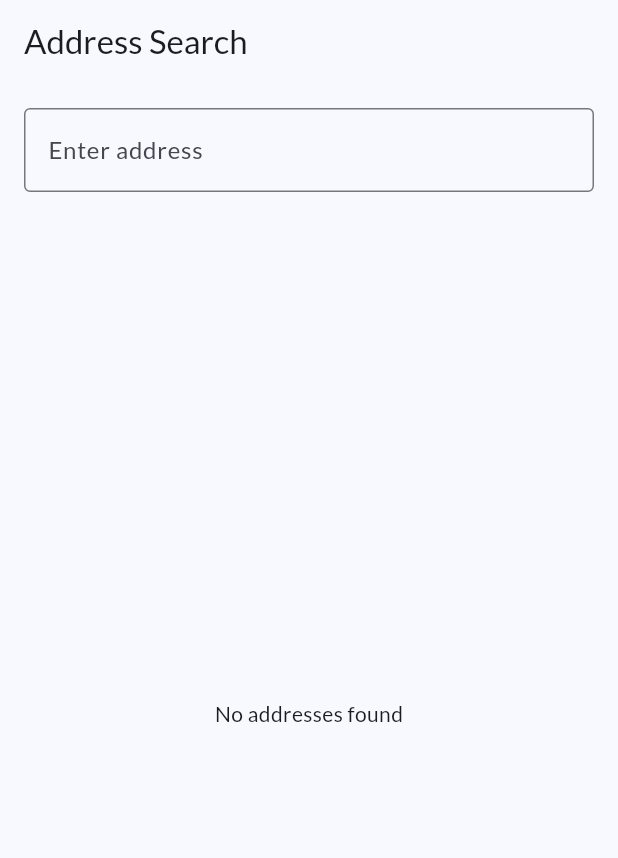
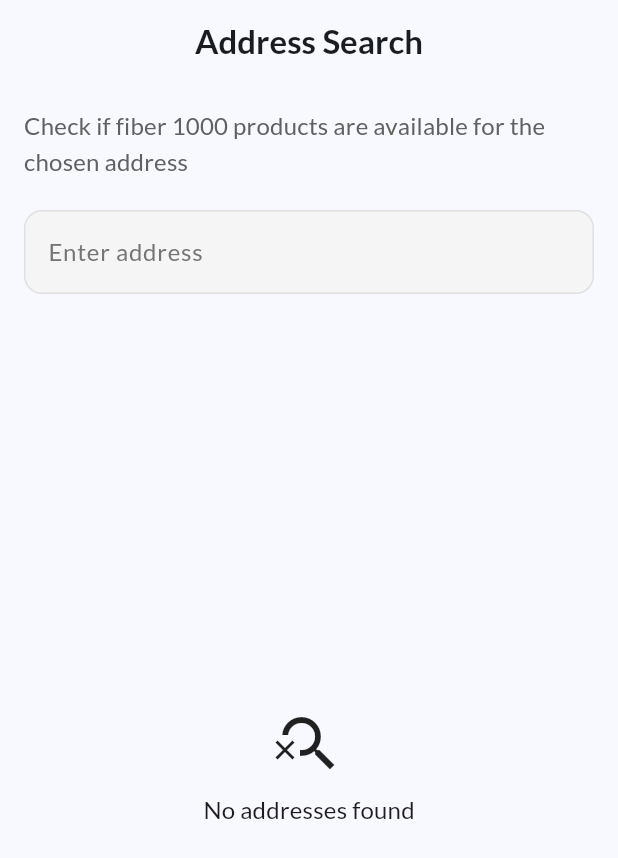
Before and after one commit to Saeedareffard/technical_interview_project, a Flutter app: the screen it shows after launch, on a phone screen of 412 x 824 dp. Shown: the top 858 px of the screen. Run offline on Flutter 3.47's test engine with Material 3 defaults, Android fonts, the phone set to English and light mode, and no system bars; our stand-ins replace dio, flutter_hooks, google_fonts, hooks_riverpod, riverpod_annotation; generated files the repository leaves out were written again.

Commit message:
feat: added qualification screen

```diff
--- /dev/null
+++ b/lib/models/products.dart
@@ -0,0 +1,16 @@
+class Products {
+  final String name;
+  final String description;
+  final String category;
+
+  Products(
+      {required this.name, required this.description, required this.category});
+
+  factory Products.fromJson(Map<String, dynamic> json) {
+    return Products(
+      name: json['coreProductKey'],
+      description: json['coreProductDescription'],
+      category: json['coreProductBroadbandCategory'],
+    );
+  }
+}
--- /dev/null
+++ b/lib/models/qualification_info_model.dart
@@ -0,0 +1,17 @@
+import 'package:technical_question/models/products.dart';
+
+class QualificationInfoModel {
+  final String locationId;
+  final String address;
+  final String aerialImageUrl;
+  final String boundaryImageUrl;
+  final List<Products> fiber1000EnabledProducts;
+
+  QualificationInfoModel({
+    required this.locationId,
+    required this.address,
+    required this.aerialImageUrl,
+    required this.boundaryImageUrl,
+    required this.fiber1000EnabledProducts,
+  });
+}
--- a/lib/repositories/address_search_repository_impl.dart
+++ b/lib/repositories/address_search_repository_impl.dart
@@ -9,6 +9,7 @@ class AddressSearchRepositoryImpl extends BaseAddressSearchRepo {
 
   @override
   Future<List<AddressModel>> searchAddress(String address) async {
+    if (address.isEmpty) return [];
     final response = await _dio.get(
       BaseAddressSearchRepo.apiUrl,
       queryParameters: {'address': address},
--- /dev/null
+++ b/lib/repositories/helpers/product_verifier_filter.dart
@@ -0,0 +1,37 @@
+import 'package:technical_question/models/products.dart';
+import 'package:technical_question/models/qualification_info_model.dart';
+
+class ProductVerifierFilter {
+  static QualificationInfoModel verify(Map<String, dynamic> data) {
+    final String locationId = data['locationId'];
+    final String address = data['address']?['addressText'] ?? '';
+    final String aerialImageUrl =
+        data['propertySummary']['aerialImageUrl'] ?? '';
+    final String boundaryImageUrl =
+        data['propertySummary']['boundaryImageUrl'] ?? '';
+    final List<Products> fiber1000EnabledProducts = filterProducts(data);
+    return QualificationInfoModel(
+      locationId: locationId,
+      address: address,
+      aerialImageUrl: aerialImageUrl,
+      boundaryImageUrl: boundaryImageUrl,
+      fiber1000EnabledProducts: fiber1000EnabledProducts,
+    );
+  }
+
+  static List<Products> filterProducts(Map<String, dynamic> data) {
+    final List<Products> validProducts = [];
+    if (data['coreServices'] is List) {
+      for (final service in data['coreServices']) {
+        if (service['coreProducts'] is List) {
+          for (final product in service['coreProducts']) {
+            if (product['coreProductBroadbandCategory'] == 'UFB1000/500') {
+              validProducts.add(Products.fromJson(product));
+            }
+          }
+        }
+      }
+    }
+    return validProducts;
+  }
+}
--- a/lib/screens/address_search_page.dart
+++ b/lib/screens/address_search_page.dart
@@ -19,18 +19,66 @@ class AddressSearchPage extends HookConsumerWidget {
     }, []);
 
     return Scaffold(
-      appBar: AppBar(title: const Text('Address Search')),
+      appBar: AppBar(
+        title: const Text(
+          'Address Search',
+          style: TextStyle(fontWeight: FontWeight.bold),
+        ),
+        centerTitle: true,
+        elevation: 0,
+      ),
       body: Padding(
         padding: const EdgeInsets.all(16),
         child: Form(
           key: formKey,
           child: Column(
+            crossAxisAlignment: CrossAxisAlignment.start,
             children: [
-              TextFormField(
+              Text(
+                'Check if fiber 1000 products are available for the chosen address',
+                style: Theme.of(context).textTheme.titleMedium?.copyWith(
+                      color: Colors.grey.shade700,
+                      fontWeight: FontWeight.w500,
+                    ),
+              ),
+              const SizedBox(height: 20),
+              ValueListenableBuilder<TextEditingValue>(
+                valueListenable: textController,
+                builder: (context, value, child) {
+                  return TextFormField(
                     controller: textController,
-                decoration: const InputDecoration(
+                    decoration: InputDecoration(
                       labelText: 'Enter address',
-                  border: OutlineInputBorder(),
+                      labelStyle: TextStyle(color: Colors.grey.shade600),
+                      hintText: 'e.g., 123 Taradale Road, Onekawa, Napier',
+                      hintStyle: TextStyle(color: Colors.grey.shade400),
+                      border: OutlineInputBorder(
+                        borderRadius: BorderRadius.circular(12),
+                        borderSide: BorderSide(color: Colors.grey.shade300),
+                      ),
+                      enabledBorder: OutlineInputBorder(
+                        borderRadius: BorderRadius.circular(12),
+                        borderSide: BorderSide(color: Colors.grey.shade300),
+                      ),
+                      focusedBorder: OutlineInputBorder(
+                        borderRadius: BorderRadius.circular(12),
+                        borderSide: BorderSide(color: Colors.blue.shade800),
+                      ),
+                      filled: true,
+                      fillColor: Colors.grey.shade100,
+                      suffixIcon: value.text.isNotEmpty
+                          ? IconButton(
+                              icon: Icon(Icons.clear,
+                                  color: Colors.grey.shade600),
+                              onPressed: () {
+                                textController.clear();
+                                ref
+                                    .read(addressSearchControllerProvider
+                                        .notifier)
+                                    .searchAddress('');
+                              },
+                            )
+                          : null,
                     ),
                     validator: (value) {
                       if (value == null || value.trim().isEmpty) {
@@ -38,7 +86,7 @@ class AddressSearchPage extends HookConsumerWidget {
                       }
                       final tokens = value.trim().split(RegExp(r'\s+'));
                       if (tokens.length < 2) {
-                    return 'Please enter more than just a number';
+                        return 'Invalid address (e.g., 123 Taradale Road, Onekawa, Napier, New Zealand)';
                       }
                       return null;
                     },
@@ -52,9 +100,13 @@ class AddressSearchPage extends HookConsumerWidget {
                             .searchAddress(value);
                       });
                     },
+                  );
+                },
               ),
-              const SizedBox(height: 16),
-              const Expanded(child: AddressResultList()),
+              const SizedBox(height: 20),
+              const Expanded(
+                child: AddressResultList(),
+              ),
             ],
           ),
         ),
--- /dev/null
+++ b/lib/screens/widgets/empty_address_section.dart
@@ -0,0 +1,25 @@
+import 'package:flutter/material.dart';
+
+class EmptyAddressSection extends StatelessWidget {
+  const EmptyAddressSection({super.key});
+
+  @override
+  Widget build(BuildContext context) {
+    return Center(
+      child: Column(
+        mainAxisAlignment: MainAxisAlignment.center,
+        children: [
+          const Icon(
+            Icons.search_off,
+            size: 48,
+          ),
+          const SizedBox(height: 8),
+          Text(
+            'No addresses found',
+            style: Theme.of(context).textTheme.titleMedium,
+          ),
+        ],
+      ),
+    );
+  }
+}
```
Also changed, not shown: lib/controllers/location_product_qualification_controller.dart (added, +27 -0 lines), lib/core/repository_injectors/repo_injectors.dart (+7 -0 lines), lib/repositories/base_location_product_qualification_repository.dart (added, +8 -0 lines), lib/repositories/location_product_qualification_repository.dart (added, +24 -0 lines), lib/screens/fiber_qualification_page.dart (added, +119 -0 lines), lib/screens/widgets/address_result_list.dart (+13 -3 lines), lib/screens/widgets/availability_chip.dart (added, +23 -0 lines), lib/screens/widgets/image_placeholder.dart (added, +37 -0 lines), lib/screens/widgets/info_button_stacked.dart (added, +22 -0 lines), lib/screens/widgets/label_with_text.dart (added, +25 -0 lines), lib/screens/widgets/product_list.dart (added, +51 -0 lines), lib/controllers/address_search_controller.g.dart, lib/controllers/location_product_qualification_controller.g.dart (added). Lines whose indentation alone changed are shown as unchanged.
